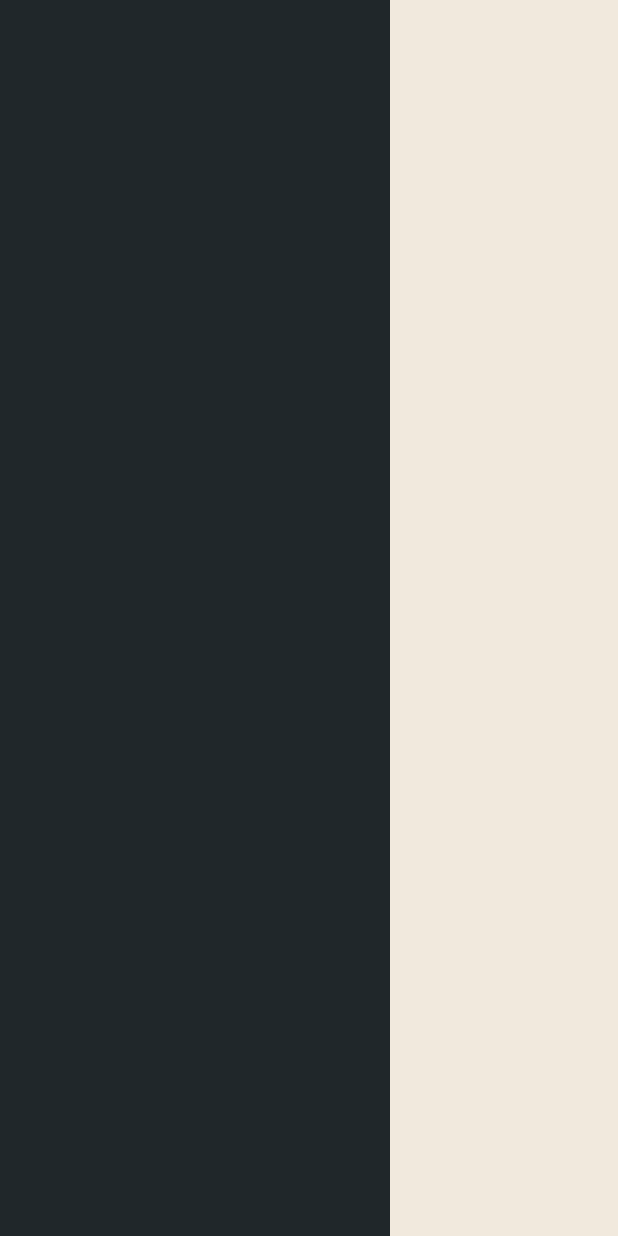
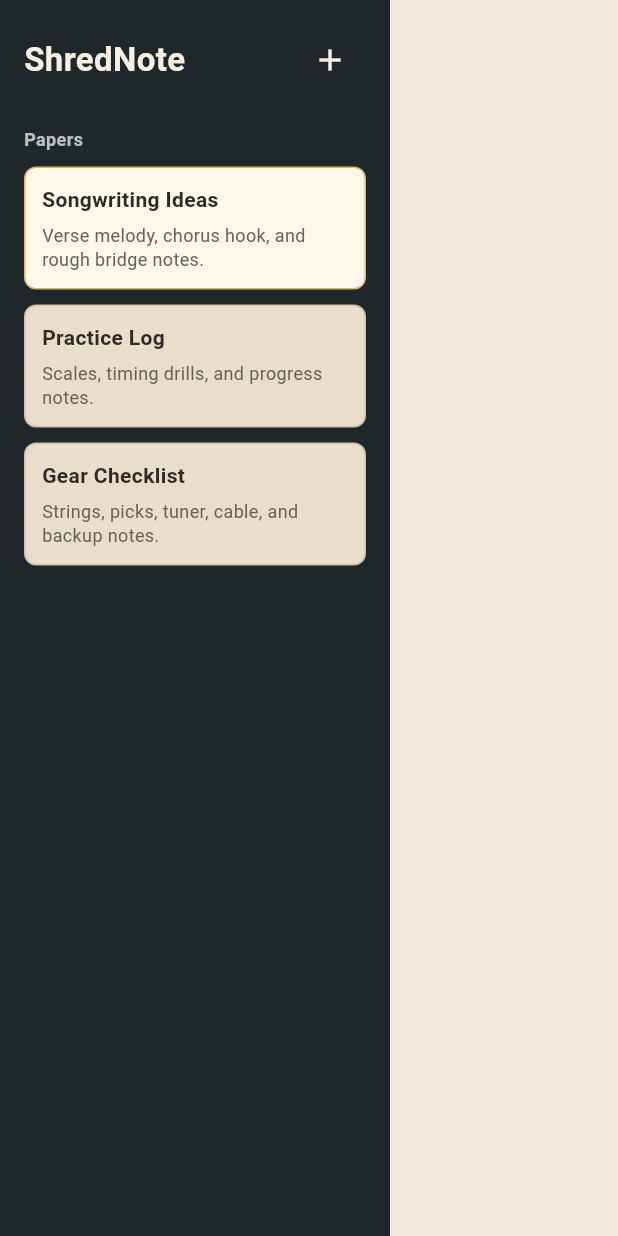
Before and after one commit to kaffeinesloth/ShredNote, a Flutter app: the screen it shows after launch, on a phone screen of 412 x 824 dp. Run offline on Flutter 3.47's test engine with Material 3 defaults, Android fonts, the phone set to English and light mode, and no system bars.

Commit message:
Add paper previews to sidebar

```diff
--- a/lib/screens/workspace_screen.dart
+++ b/lib/screens/workspace_screen.dart
@@ -14,6 +14,7 @@ class WorkspaceScreen extends StatelessWidget {
               width: 260,
               child: DecoratedBox(
                 decoration: BoxDecoration(color: Color(0xFF20272A)),
+                child: _NotesSidebar(),
               ),
             ),
             Expanded(
@@ -27,3 +28,126 @@ class WorkspaceScreen extends StatelessWidget {
     );
   }
 }
+
+class _NotesSidebar extends StatelessWidget {
+  const _NotesSidebar();
+
+  @override
+  Widget build(BuildContext context) {
+    return Padding(
+      padding: EdgeInsets.all(16),
+      child: Column(
+        crossAxisAlignment: CrossAxisAlignment.start,
+        children: [
+          Row(
+            children: [
+              Expanded(
+                child: Text(
+                  'ShredNote',
+                  style: TextStyle(
+                    color: Color(0xFFF7EFE2),
+                    fontSize: 22,
+                    fontWeight: FontWeight.w700,
+                  ),
+                ),
+              ),
+              IconButton(
+                onPressed: null,
+                icon: Icon(Icons.add),
+                tooltip: 'New note',
+                color: Color(0xFFF7EFE2),
+                disabledColor: Color(0xFFF7EFE2),
+              ),
+            ],
+          ),
+          SizedBox(height: 20),
+          Text(
+            'Papers',
+            style: TextStyle(
+              color: Color(0xFFB9C0BD),
+              fontSize: 12,
+              fontWeight: FontWeight.w600,
+            ),
+          ),
+          SizedBox(height: 10),
+          Expanded(
+            child: ListView(
+              children: [
+                _PaperPreview(
+                  title: 'Songwriting Ideas',
+                  preview: 'Verse melody, chorus hook, and rough bridge notes.',
+                  isActive: true,
+                ),
+                _PaperPreview(
+                  title: 'Practice Log',
+                  preview: 'Scales, timing drills, and progress notes.',
+                ),
+                _PaperPreview(
+                  title: 'Gear Checklist',
+                  preview: 'Strings, picks, tuner, cable, and backup notes.',
+                ),
+              ],
+            ),
+          ),
+        ],
+      ),
+    );
+  }
+}
+
+class _PaperPreview extends StatelessWidget {
+  const _PaperPreview({
+    required this.title,
+    required this.preview,
+    this.isActive = false,
+  });
+
+  final String title;
+  final String preview;
+  final bool isActive;
+
+  @override
+  Widget build(BuildContext context) {
+    return Padding(
+      padding: EdgeInsets.only(bottom: 10),
+      child: DecoratedBox(
+        decoration: BoxDecoration(
+          color: isActive ? Color(0xFFFFF8EA) : Color(0xFFE9DDCC),
+          borderRadius: BorderRadius.all(Radius.circular(8)),
+          border: Border.all(
+            color: isActive ? Color(0xFFD8B66E) : Color(0xFFCDBFAE),
+          ),
+        ),
+        child: Padding(
+          padding: EdgeInsets.all(12),
+          child: Column(
+            crossAxisAlignment: CrossAxisAlignment.start,
+            children: [
+              Text(
+                title,
+                maxLines: 1,
+                overflow: TextOverflow.ellipsis,
+                style: TextStyle(
+                  color: Color(0xFF2D2A26),
+                  fontSize: 14,
+                  fontWeight: FontWeight.w700,
+                ),
+              ),
+              SizedBox(height: 6),
+              Text(
+                preview,
+                maxLines: 2,
+                overflow: TextOverflow.ellipsis,
+                style: TextStyle(
+                  color: Color(0xFF68615A),
+                  fontSize: 12,
+                  height: 1.3,
+                ),
+              ),
+            ],
+          ),
+        ),
+      ),
+    );
+  }
+}
```
